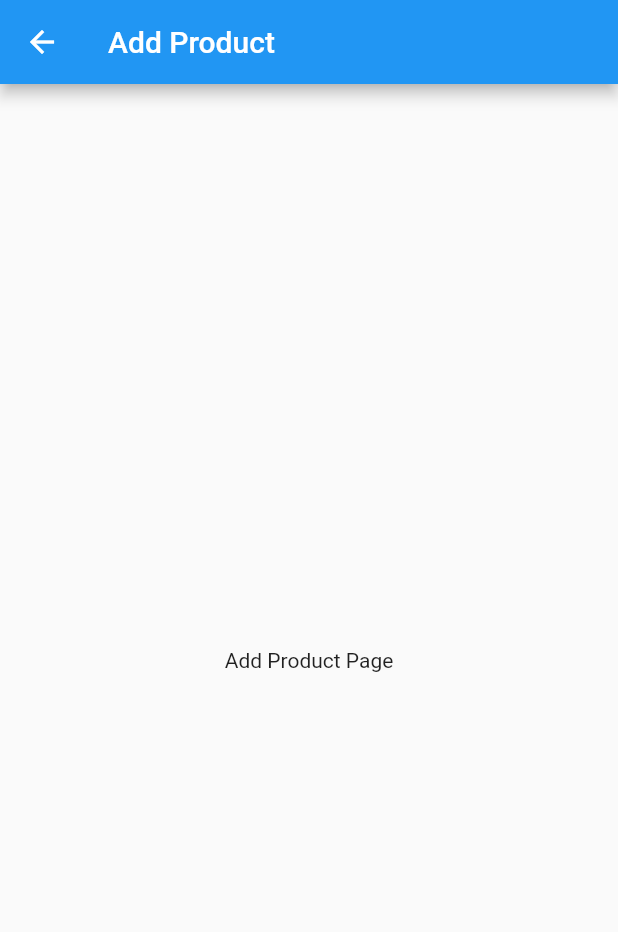
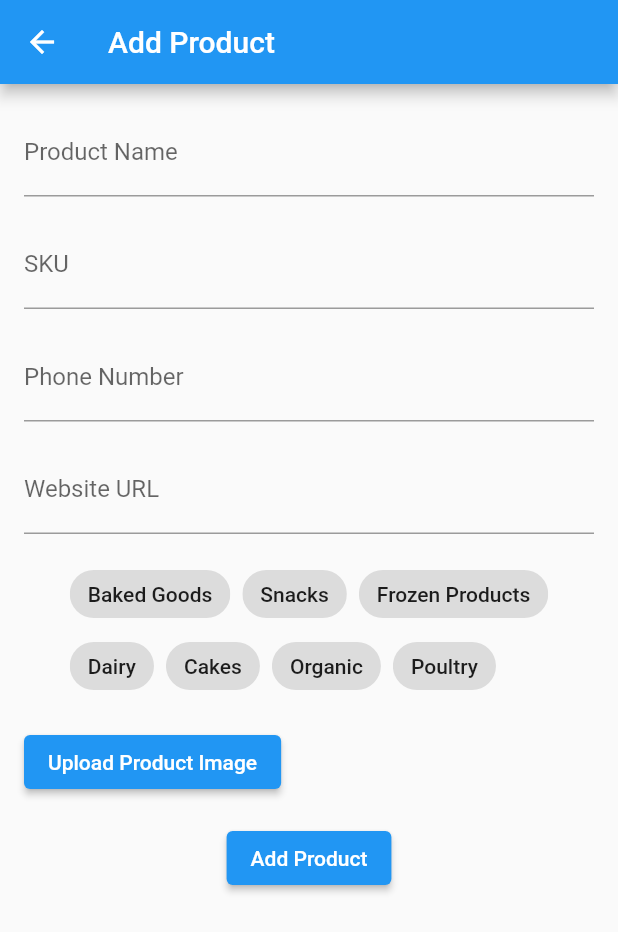
Before and after one commit to ShaikhMariyam/HalalXperience, a Flutter app: the screen it shows after launch, after a tap on "Add Product", on a phone screen of 412 x 824 dp. Shown: the top 932 px of the screen. Run offline on Flutter 3.47's test engine with Material 2 defaults, Android fonts, the phone set to English and light mode, and no system bars; our stand-ins replace carousel_slider, cloud_firestore, firebase_auth, firebase_core, firebase_storage, image_picker; accounts and stored records are empty.

Commit message:
sprint 3 CR

```diff
--- /dev/null
+++ b/lib/screens/addProduct.dart
@@ -0,0 +1,219 @@
+import 'dart:io';
+import 'package:flutter/material.dart';
+import 'package:cloud_firestore/cloud_firestore.dart';
+import 'package:image_picker/image_picker.dart';
+import 'package:firebase_storage/firebase_storage.dart';
+
+class addProductPage extends StatefulWidget {
+  @override
+  _addProductPageState createState() => _addProductPageState();
+}
+
+class _addProductPageState extends State<addProductPage> {
+  TextEditingController _nameController = TextEditingController();
+  TextEditingController _SKUController = TextEditingController();
+  TextEditingController _phoneNumberController = TextEditingController();
+  TextEditingController _urlController = TextEditingController();
+  List<String> _selectedCuisines = [];
+
+  File? _selectedImage;
+
+  List<String> _categories = [
+    'Baked Goods',
+    'Snacks',
+    'Frozen Products',
+    'Dairy',
+    'Cakes',
+    'Organic',
+    'Poultry',
+  ];
+
+  Future<void> _pickImage(ImageSource source, {bool isLogo = false}) async {
+    final picker = ImagePicker();
+    final pickedImage = await picker.getImage(source: source);
+
+    if (pickedImage != null) {
+      setState(() {
+        _selectedImage = File(pickedImage.path);
+      });
+    }
+  }
+
+  void _selectCategory(String category) {
+    setState(() {
+      if (_selectedCuisines.contains(category)) {
+        _selectedCuisines.remove(category);
+      } else {
+        if (_selectedCuisines.length < 3) {
+          _selectedCuisines.add(category);
+        }
+      }
+    });
+  }
+
+  Widget _buildCategoryChip(String category) {
+    final isSelected = _selectedCuisines.contains(category);
+
+    return FilterChip(
+      label: Text(category),
+      selected: isSelected,
+      onSelected: (_) => _selectCategory(category),
+    );
+  }
+
+  @override
+  Widget build(BuildContext context) {
+    return Scaffold(
+      appBar: AppBar(
+        title: const Text('Add Product'),
+      ),
+      body: SingleChildScrollView(
+        child: Padding(
+          padding: const EdgeInsets.all(16.0),
+          child: Column(
+            children: [
+              TextField(
+                controller: _nameController,
+                decoration: const InputDecoration(
+                  labelText: 'Product Name',
+                ),
+              ),
+              const SizedBox(height: 16.0),
+              TextField(
+                controller: _SKUController,
+                decoration: const InputDecoration(
+                  labelText: 'SKU',
+                ),
+              ),
+              const SizedBox(height: 16.0),
+              TextField(
+                controller: _phoneNumberController,
+                decoration: const InputDecoration(
+                  labelText: 'Phone Number',
+                ),
+              ),
+              const SizedBox(height: 16.0),
+              TextField(
+                controller: _urlController,
+                decoration: const InputDecoration(
+                  labelText: 'Website URL',
+                ),
+              ),
+              const SizedBox(height: 16.0),
+              Wrap(
+                spacing: 8.0,
+                children: _categories.map((category) {
+                  return _buildCategoryChip(category);
+                }).toList(),
+              ),
+              const SizedBox(height: 16.0),
+              Row(
+                children: [
+                  ElevatedButton(
+                    onPressed: () => _pickImage(ImageSource.gallery),
+                    child: const Text('Upload Product Image'),
+                  ),
+                  const SizedBox(width: 16.0),
+                  if (_selectedImage != null)
+                    Image.file(
+                      _selectedImage!,
+                      width: 80.0,
+                      height: 80.0,
+                    ),
+                ],
+              ),
+              const SizedBox(height: 16.0),
+              ElevatedButton(
+                onPressed: () async {
+                  try {
+                    String name = _nameController.text;
+                    String SKU = _SKUController.text;
+                    String phoneNumber = _phoneNumberController.text;
+                    String url = _urlController.text;
+
+                    String? imageUrl = await uploadFileToStorage(
+                        name, _selectedImage, 'image');
+
+                    addProductToFirestore(
+                      name,
+                      SKU,
+                      phoneNumber,
+                      url,
+                      imageUrl,
+                    );
+
+                    showDialog(
+                      context: context,
+                      builder: (context) => AlertDialog(
+                        title: const Text('Success'),
+                        content: const Text('Product added successfully'),
+                        actions: [
+                          TextButton(
+                            onPressed: () {
+                              Navigator.pop(context); // Close the dialog
+                              Navigator.pop(
+                                  context); // Go back to the previous page
+                            },
+                            child: const Text('OK'),
+                          ),
+                        ],
+                      ),
+                    );
+                  } catch (e) {
+                    print('Error adding product: $e');
+                  }
+                },
+                child: const Text('Add Product'),
+              ),
+            ],
+          ),
+        ),
+      ),
+    );
+  }
+
+  Future<String?> uploadFileToStorage(
+      String uid, File? file, String fileType) async {
+    if (file == null) return null;
+
+    try {
+      // Upload the file to Firestore Storage
+      String fileName = '${fileType}_$uid';
+      Reference storageRef = FirebaseStorage.instance.ref().child(fileName);
+      await storageRef.putFile(file);
+
+      // Get the download URL of the uploaded file
+      String downloadURL = await storageRef.getDownloadURL();
+      return downloadURL;
+    } catch (e) {
+      print('Error uploading $fileType: $e');
+      return null;
+    }
+  }
+
+  void addProductToFirestore(
+    String name,
+    String SKU,
+    String phoneNumber,
+    String url,
+    String? imageUrl,
+  ) async {
+// Add the Product to Firestore
+    CollectionReference productsRef =
+        FirebaseFirestore.instance.collection('products');
+
+    DocumentReference newDocRef = productsRef.doc();
+
+    String productID = newDocRef.id;
+
+    await newDocRef.set({
+      'productID': productID,
+      'name': name,
+      'SKU': SKU,
+      'phoneNumber': phoneNumber,
+      'url': url,
+      'image': imageUrl,
+      'cuisines': _selectedCuisines,
+    });
+  }
+}
--- a/lib/screens/admin_dashboard.dart
+++ b/lib/screens/admin_dashboard.dart
@@ -2,25 +2,26 @@ import 'dart:convert';
 import 'package:flutter/material.dart';
 import 'addHCO.dart';
 import 'addRestaurant.dart';
+import 'addProduct.dart';
 import 'HCO.dart';
 import 'restaurant.dart';
+import 'product.dart';
 
 class adminPage extends StatelessWidget {
   @override
   Widget build(BuildContext context) {
     return MaterialApp(
       theme: ThemeData(
-        primaryColor:
-            const Color(0xffFFD700), // Change the primary color to green
+        primaryColor: const Color(0xffFFD700),
       ),
       initialRoute: '/',
       routes: {
         '/': (context) => HomePage(),
         '/companies': (context) => CompaniesPage(),
-        '/products': (context) => ProductsPage(),
+        '/products': (context) => ProductPage(),
         '/restaurant': (context) => RestaurantPage(),
         '/addCompany': (context) => AddCompanyPage(),
-        '/addProduct': (context) => AddProductPage(),
+        '/addProduct': (context) => addProductPage(),
         '/addRestaurant': (context) => addRestaurantPage(),
       },
     );
@@ -36,7 +37,7 @@ class HomePage extends StatelessWidget {
         title: const Text(
           'HalalXperience',
         ),
-        centerTitle: true, // Align the text in the middle
+        centerTitle: true,
       ),
       body: Container(
         margin: const EdgeInsets.only(top: 18.0),
@@ -51,7 +52,7 @@ class HomePage extends StatelessWidget {
                 buildButton(context, 'Companies', Icons.business, '/companies'),
                 buildButton(
                     context, 'Products', Icons.shopping_basket, '/products'),
-                buildButton(context, 'Brands', Icons.label, '/restaurant'),
+                buildButton(context, 'Restaurants', Icons.label, '/restaurant'),
                 buildButton(
                     context, 'Add Company', Icons.add_business, '/addCompany'),
                 buildButton(context, 'Add Product', Icons.add_shopping_cart,
@@ -75,15 +76,14 @@ class HomePage extends StatelessWidget {
   Widget buildButton(
       BuildContext context, String label, IconData icon, String route) {
     return Container(
-      margin: const EdgeInsets.all(8.0), // Adjust the margin as needed
-      width: 70.0, // Adjust the width as needed
-      height: 70.0, // Adjust the height as needed
+      margin: const EdgeInsets.all(8.0),
+      width: 70.0,
+      height: 70.0,
       child: ElevatedButton.icon(
         style: ElevatedButton.styleFrom(
-          padding: EdgeInsets.zero, // Remove the padding
-          shape:
-              const CircleBorder(), // Use CircleBorder to make the button circular
-          primary: Colors.yellow.shade700, // Set the background color to gold
+          padding: EdgeInsets.zero,
+          shape: const CircleBorder(),
+          primary: Colors.yellow.shade700,
         ),
         onPressed: () {
           if (route == '/addCompany') {
@@ -106,6 +106,16 @@ class HomePage extends StatelessWidget {
               context,
               MaterialPageRoute(builder: (context) => RestaurantPage()),
             );
+          } else if (route == '/addProduct') {
+            Navigator.push(
+              context,
+              MaterialPageRoute(builder: (context) => addProductPage()),
+            );
+          } else if (route == '/product') {
+            Navigator.push(
+              context,
+              MaterialPageRoute(builder: (context) => RestaurantPage()),
+            );
           } else {
             Navigator.pushNamed(context, route);
           }
@@ -113,52 +123,9 @@ class HomePage extends StatelessWidget {
         icon: Icon(icon),
         label: Text(
           label,
-          style:
-              const TextStyle(fontSize: 12.0), // Adjust the font size as needed
+          style: const TextStyle(fontSize: 12.0),
         ),
       ),
     );
   }
 }
-
-class ProductsPage extends StatelessWidget {
-  @override
-  Widget build(BuildContext context) {
-    return Scaffold(
-      appBar: AppBar(
-        title: Text('Products'),
-      ),
-      body: Center(
-        child: Text('Products Page'),
-      ),
-    );
-  }
-}
-
-class BrandsPage extends StatelessWidget {
-  @override
-  Widget build(BuildContext context) {
-    return Scaffold(
-      appBar: AppBar(
-        title: Text('Brands'),
-      ),
-      body: Center(
-        child: Text('Brands Page'),
-      ),
-    );
-  }
-}
-
-class AddProductPage extends StatelessWidget {
-  @override
-  Widget build(BuildContext context) {
-    return Scaffold(
-      appBar: AppBar(
-        title: Text('Add Product'),
-      ),
-      body: Center(
-        child: Text('Add Product Page'),
-      ),
-    );
-  }
-}
```
Also changed, not shown: lib/screens/product.dart (added, +277 -0 lines).
